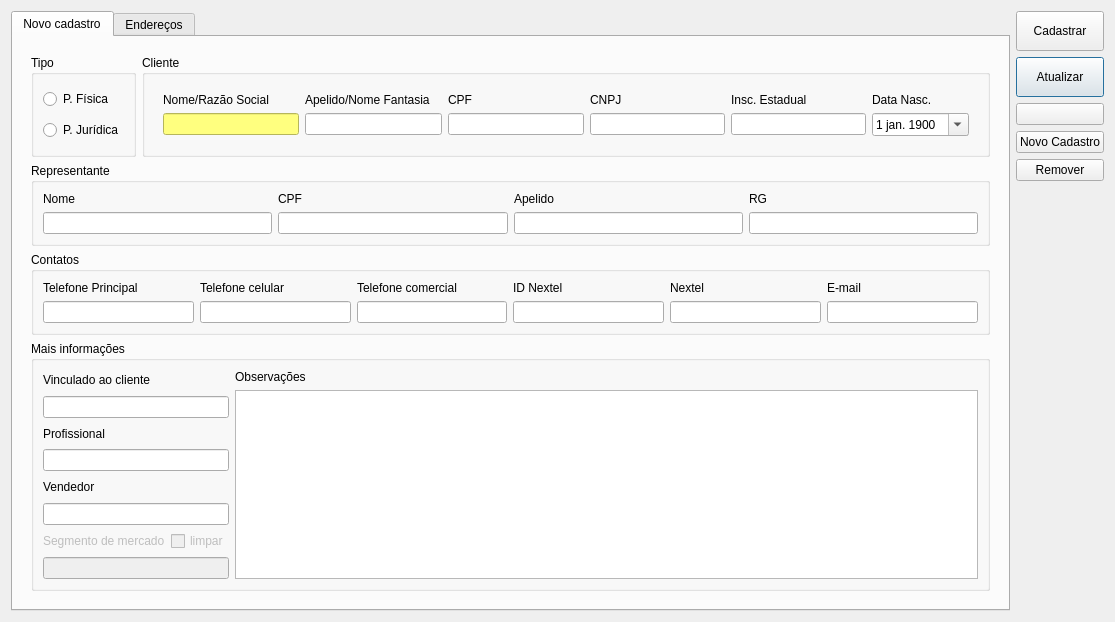
lellisls/ERP-STACCATO, file ui/cadastrocliente.ui: the form before one commit.
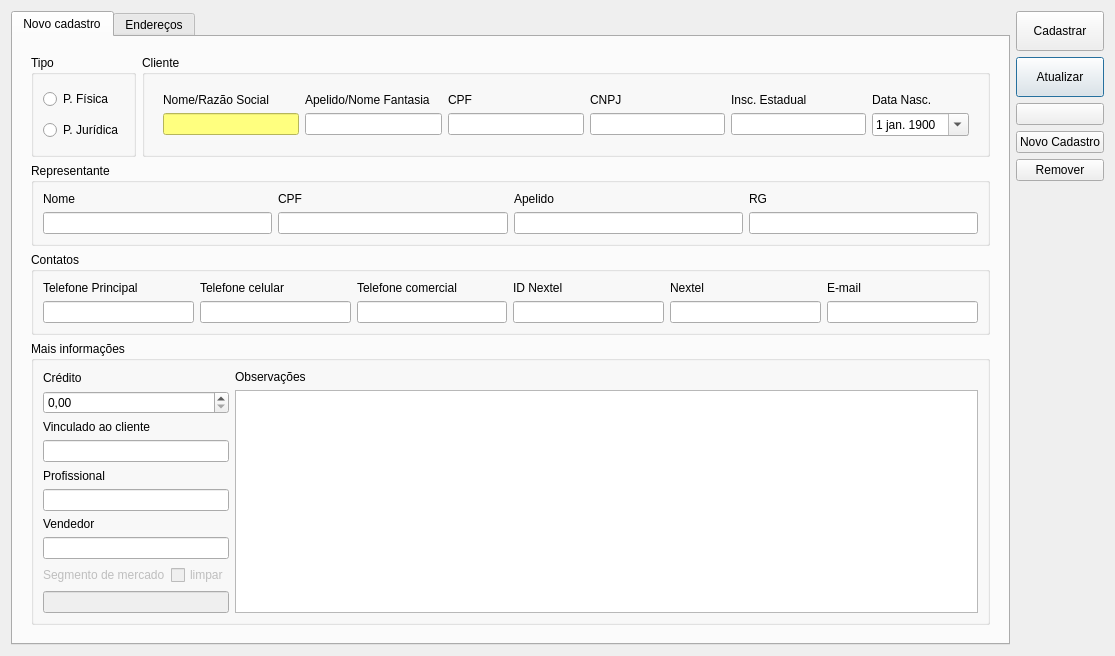
The form after the commit. Icons and pictures are not drawn. Custom widgets are drawn as their Qt base class.

Patch:
```diff
--- a/ui/cadastrocliente.ui
+++ b/ui/cadastrocliente.ui
@@ -554,59 +554,49 @@
               <layout class="QGridLayout" name="gridLayout">
                <item row="0" column="0">
                 <layout class="QGridLayout" name="gridLayout_11">
-                 <item row="4" column="0">
+                 <item row="6" column="0">
                   <widget class="QLabel" name="label_41">
                    <property name="text">
                     <string>Vendedor</string>
                    </property>
                   </widget>
                  </item>
-                 <item row="1" column="0" colspan="2">
+                 <item row="3" column="0" colspan="2">
                   <widget class="ItemBox" name="itemBoxCliente">
                    <property name="accessibleName">
                     <string>Cliente Vinculado</string>
                    </property>
                   </widget>
                  </item>
-                 <item row="3" column="0" colspan="2">
-                  <widget class="ItemBox" name="itemBoxProfissional">
-                   <property name="accessibleName">
-                    <string>Profissional</string>
-                   </property>
-                  </widget>
-                 </item>
-                 <item row="5" column="0" colspan="2">
-                  <widget class="ItemBox" name="itemBoxVendedor">
-                   <property name="accessibleName">
-                    <string>Vendedor</string>
-                   </property>
-                  </widget>
-                 </item>
-                 <item row="2" column="0">
+                 <item row="4" column="0">
                   <widget class="QLabel" name="label_42">
                    <property name="text">
                     <string>Profissional</string>
                    </property>
                   </widget>
                  </item>
-                 <item row="0" column="0">
+                 <item row="2" column="0">
                   <widget class="QLabel" name="label_43">
                    <property name="text">
                     <string>Vinculado ao cliente</string>
                    </property>
                   </widget>
                  </item>
-                 <item row="6" column="0">
-                  <widget class="QLabel" name="label_44">
-                   <property name="enabled">
-                    <bool>false</bool>
+                 <item row="7" column="0" colspan="2">
+                  <widget class="ItemBox" name="itemBoxVendedor">
+                   <property name="accessibleName">
+                    <string>Vendedor</string>
                    </property>
-                   <property name="text">
-                    <string>Segmento de mercado</string>
+                  </widget>
+                 </item>
+                 <item row="5" column="0" colspan="2">
+                  <widget class="ItemBox" name="itemBoxProfissional">
+                   <property name="accessibleName">
+                    <string>Profissional</string>
                    </property>
                   </widget>
                  </item>
-                 <item row="6" column="1">
+                 <item row="8" column="1">
                   <widget class="QCheckBox" name="checkBox_4">
                    <property name="enabled">
                     <bool>false</bool>
@@ -616,7 +606,7 @@
                    </property>
                   </widget>
                  </item>
-                 <item row="7" column="0" colspan="2">
+                 <item row="9" column="0" colspan="2">
                   <widget class="QLineEdit" name="lineEditSegmento">
                    <property name="enabled">
                     <bool>false</bool>
@@ -626,6 +616,26 @@
                    </property>
                   </widget>
                  </item>
+                 <item row="8" column="0">
+                  <widget class="QLabel" name="label_44">
+                   <property name="enabled">
+                    <bool>false</bool>
+                   </property>
+                   <property name="text">
+                    <string>Segmento de mercado</string>
+                   </property>
+                  </widget>
+                 </item>
+                 <item row="0" column="0">
+                  <widget class="QLabel" name="label_2">
+                   <property name="text">
+                    <string>Crédito</string>
+                   </property>
+                  </widget>
+                 </item>
+                 <item row="1" column="0" colspan="2">
+                  <widget class="QDoubleSpinBox" name="doubleSpinBoxCredito"/>
+                 </item>
                 </layout>
                </item>
                <item row="0" column="1">
```
